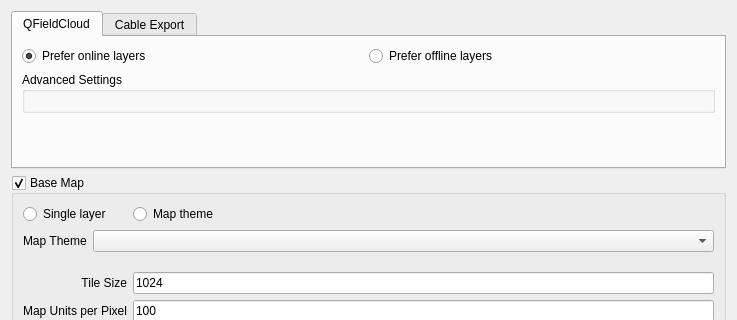
Qt form qfieldsync/ui/project_configuration_widget.ui (opengisch/qfieldsync) before a commit; both pictures show x 0 to 737 and y 0 to 320 of the 737 by 570 pixel window.
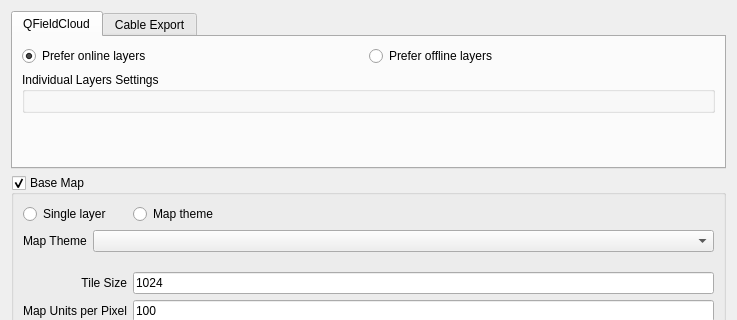
The same form after that commit. Custom widgets are drawn as their Qt base class.

Commit message: Avoid dual "Advanced Settings" group box title, make the advanced one collapsible

Diff of the .ui file:
```diff
--- a/qfieldsync/ui/project_configuration_widget.ui
+++ b/qfieldsync/ui/project_configuration_widget.ui
@@ -63,7 +63,7 @@
        <item row="3" column="0" colspan="3">
         <widget class="QgsCollapsibleGroupBox" name="cloudAdvancedSettings">
          <property name="title">
-          <string>Advanced Settings</string>
+          <string>Individual Layers Settings</string>
          </property>
          <property name="collapsed">
           <bool>true</bool>
```
Left out of the diff: 11 changed lines with no effect on the pictures.
